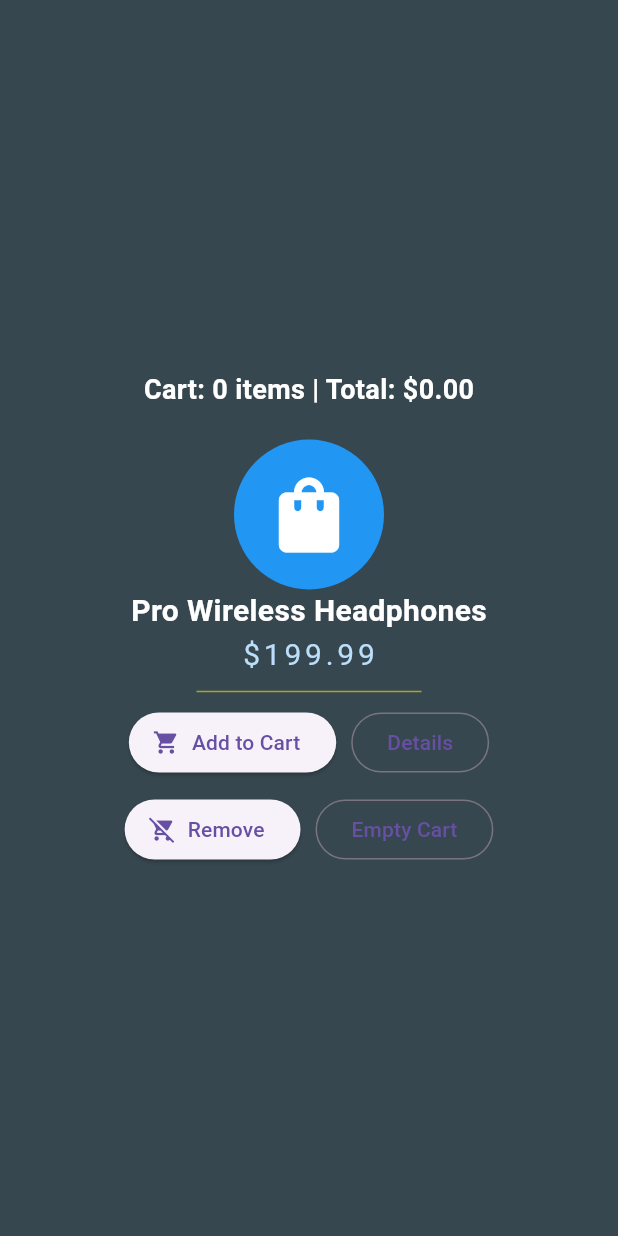
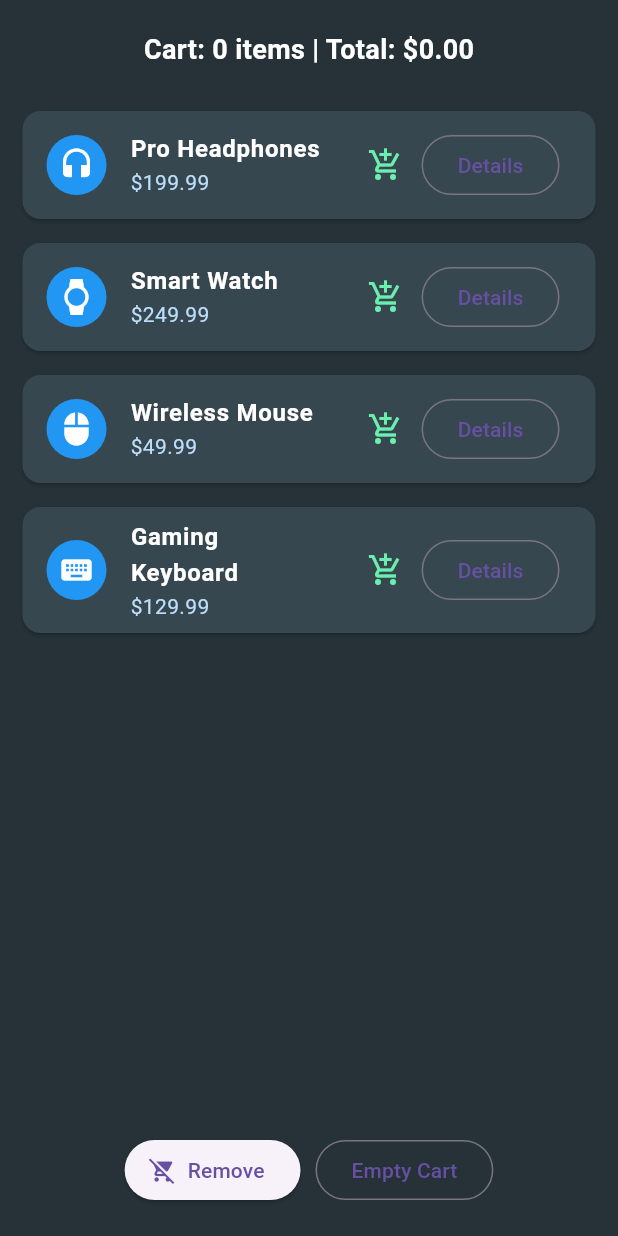
Before and after one commit to ksnewt/portfolio_v1, a Flutter app: the screen it shows after launch, on a phone screen of 412 x 824 dp. Run offline on Flutter 3.47's test engine with Material 3 defaults, Android fonts, the phone set to English and light mode, and no system bars.

Commit message:
Implemented Last-In, First-Out and a Dynamic List

```diff
--- a/lib/main.dart
+++ b/lib/main.dart
@@ -1,5 +1,14 @@
 import 'package:flutter/material.dart';
 import 'details_screen.dart';
+
+// --- THE BLUEPRINT ---
+class Product {
+  final String name;
+  final double price;
+  final IconData icon;
+
+  Product({required this.name, required this.price, required this.icon});
+}
 
 void main() => runApp(const MyProfileApp());
 
@@ -12,89 +21,92 @@ class MyProfileApp extends StatefulWidget {
 
 class _MyProfileAppState extends State<MyProfileApp> {
   // --- STATE VARIABLES (Logic) ---
-  int cartCount = 0;
+  List<Product> cart = [];
   double totalPrice = 0.0;
-  final double headphonePrice =
-      199.99; // Using a variable instead of hard-coding 299.99
+
+  // --- THE DATA WAREHOUSE ---
+  final List<Product> products = [
+    Product(name: 'Pro Headphones', price: 199.99, icon: Icons.headset),
+    Product(name: 'Smart Watch', price: 249.99, icon: Icons.watch),
+    Product(name: 'Wireless Mouse', price: 49.99, icon: Icons.mouse),
+    Product(name: 'Gaming Keyboard', price: 129.99, icon: Icons.keyboard),
+  ];
 
   @override
   Widget build(BuildContext context) {
     return MaterialApp(
+      debugShowCheckedModeBanner: false,
       home: Scaffold(
-        backgroundColor: Colors.blueGrey[800], // Background color
+        backgroundColor: Colors.blueGrey[900],
         body: SafeArea(
           child: Builder(
             builder: (BuildContext context) {
-              return Center(
-                child: Column(
-                  mainAxisAlignment: MainAxisAlignment.center,
+              return Column(
                 children: [
                   // New: The Status Display
-                    Text(
-                      'Cart: $cartCount items | Total: \$${totalPrice.toStringAsFixed(2)}',
+                  Padding(
+                    padding: const EdgeInsets.all(20.0),
+                    child: Text(
+                      'Cart: ${cart.length} items | Total: \$${totalPrice.toStringAsFixed(2)}',
                       style: const TextStyle(
                         color: Colors.white,
                         fontSize: 18,
                         fontWeight: FontWeight.bold,
                       ),
                     ),
-                    const SizedBox(height: 20),
-
-                    // 1. The Avatar (A Container box)
-                    const CircleAvatar(
-                      radius: 50.0,
-                      backgroundColor: Colors.blue,
-                      child: Icon(
-                        Icons.shopping_bag,
-                        size: 60,
-                        color: Colors.white,
-                      ),
                   ),
 
-                    // 2. The Name (Text widget)
-                    const Text(
-                      'Pro Wireless Headphones',
-                      style: TextStyle(
-                        fontSize: 20.0,
+                  // --- LEVEL 8: DYNAMIC LIST FACTORY ---
+                  Expanded(
+                    child: ListView.builder(
+                      itemCount: products.length,
+                      itemBuilder: (context, index) {
+                        final item = products[index];
+
+                        return Card(
+                          color: Colors.blueGrey[800],
+                          margin: const EdgeInsets.symmetric(
+                            horizontal: 15,
+                            vertical: 8,
+                          ),
+                          child: ListTile(
+                            // 1. The Avatar (Now dynamic for each product)
+                            leading: CircleAvatar(
+                              backgroundColor: Colors.blue,
+                              child: Icon(item.icon, color: Colors.white),
+                            ),
+
+                            // 2. The Name (Now displays item.name)
+                            title: Text(
+                              item.name,
+                              style: const TextStyle(
                                 color: Colors.white,
                                 fontWeight: FontWeight.bold,
                               ),
                             ),
 
-                    // 3. The Subtitle (Now using our variable)
-                    Text(
-                      '\$$headphonePrice',
-                      style: TextStyle(
-                        color: Colors.blue.shade100,
-                        fontSize: 20.0,
-                        letterSpacing: 2.5,
-                      ),
-                    ),
-
-                    // 4. A Divider (Like a <hr> in HTML)
-                    const SizedBox(
-                      height: 20,
-                      width: 150,
-                      child: Divider(color: Color.fromARGB(255, 168, 168, 28)),
+                            // 3. The Subtitle (Now displays item.price)
+                            subtitle: Text(
+                              '\$${item.price.toStringAsFixed(2)}',
+                              style: TextStyle(color: Colors.blue.shade100),
                             ),
 
                             // 5. The "Action" Buttons (Add & Details)
-                    Row(
-                      mainAxisAlignment: MainAxisAlignment.center,
+                            trailing: Row(
+                              mainAxisSize: MainAxisSize.min,
                               children: [
-                        ElevatedButton.icon(
+                                IconButton(
+                                  icon: const Icon(
+                                    Icons.add_shopping_cart,
+                                    color: Colors.greenAccent,
+                                  ),
                                   onPressed: () {
                                     setState(() {
-                              cartCount++;
-                              totalPrice += headphonePrice;
+                                      cart.add(item);
+                                      totalPrice += item.price; // Dynamic logic
                                     });
                                   },
-                          icon: const Icon(Icons.shopping_cart, size: 18),
-                          label: const Text('Add to Cart'),
                                 ),
-                        const SizedBox(
-                          width: 10,
-                        ), //Horizontal gap between buttons
                                 OutlinedButton(
                                   onPressed: () {
                                     // The navigator Command
@@ -102,9 +114,8 @@ class _MyProfileAppState extends State<MyProfileApp> {
                                       context,
                                       MaterialPageRoute(
                                         builder: (context) => DetailsScreen(
-                                  productName:
-                                      'Pro Wireless Headphones', //sending the name
-                                  productPrice: headphonePrice,
+                                          productName: item.name,
+                                          productPrice: item.price,
                                         ),
                                       ),
                                     );
@@ -113,19 +124,28 @@ class _MyProfileAppState extends State<MyProfileApp> {
                                 ),
                               ],
                             ),
+                          ),
+                        );
+                      },
+                    ),
+                  ),
 
                   const SizedBox(height: 10), // Gap between rows
                   // 6. The "Management" Buttons (Remove & Empty)
-                    Row(
+                  Padding(
+                    padding: const EdgeInsets.only(bottom: 20.0),
+                    child: Row(
                       mainAxisAlignment: MainAxisAlignment.center,
                       children: [
                         ElevatedButton.icon(
                           onPressed: () {
-                            // Guard Clause Logic
-                            if (cartCount > 0) {
+                            // LAST IN FIRST OUT !!!
+                            if (cart.isNotEmpty) {
                               setState(() {
-                                cartCount--;
-                                totalPrice -= headphonePrice;
+                                // 1. Remove the last item and save it to a variable
+                                Product removedItem = cart.removeLast();
+                                // 2. Subtract specific item's price
+                                totalPrice -= removedItem.price;
                               });
                             } else {
                               // Feedback logic using the new Builder context
@@ -147,7 +167,7 @@ class _MyProfileAppState extends State<MyProfileApp> {
                         OutlinedButton(
                           onPressed: () {
                             setState(() {
-                              cartCount = 0;
+                              cart.clear();
                               totalPrice = 0.0;
                             });
                           },
@@ -155,8 +175,8 @@ class _MyProfileAppState extends State<MyProfileApp> {
                         ),
                       ],
                     ),
-                  ], //children
                   ),
+                ],
               );
             },
           ),
```
Lines whose indentation alone changed are shown as unchanged.
